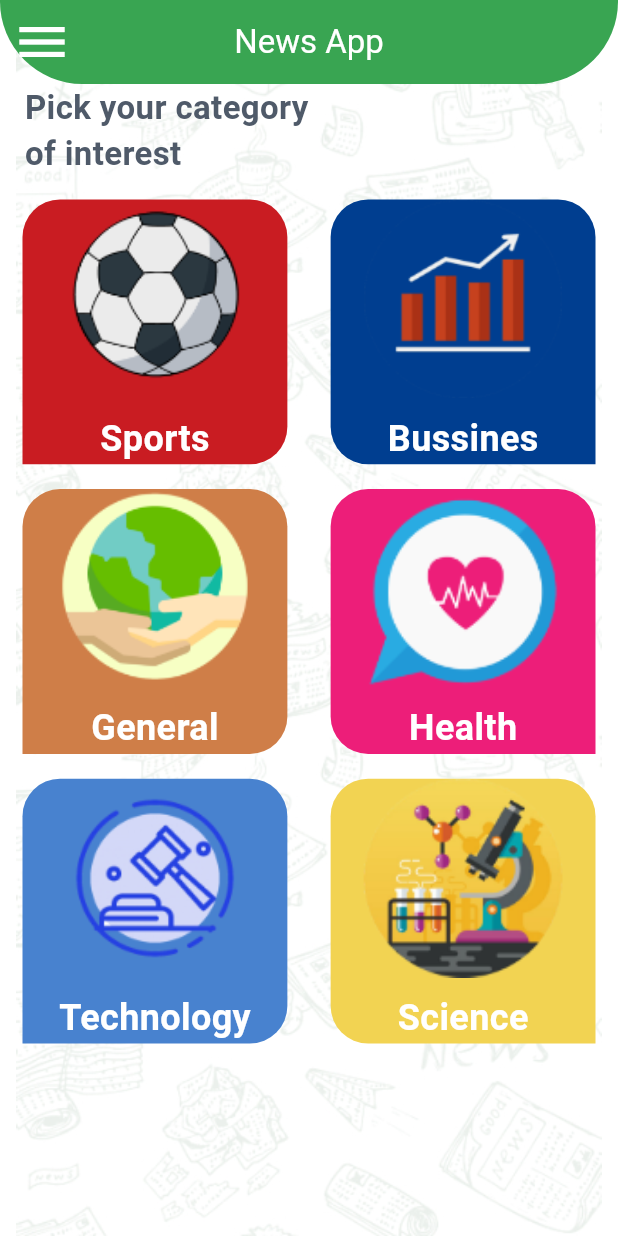
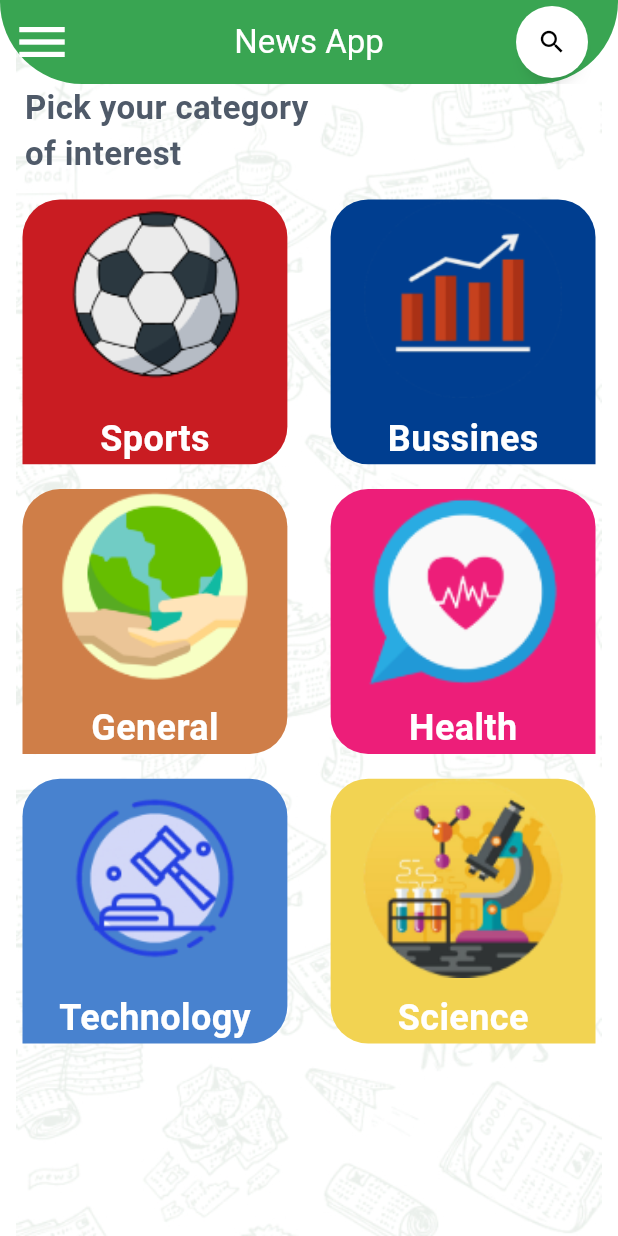
Before and after one commit to ahmedragaae0120/newsapp, a Flutter app: the screen it shows after launch, on a phone screen of 412 x 824 dp. Run offline on Flutter 3.47's test engine with Material 3 defaults, Android fonts, the phone set to English and light mode, and no system bars; drawn by our look-alikes of anim_search_bar; our stand-ins replace cached_network_image.

Commit message:
add animSearchBar widget

```diff
--- a/lib/layout/home/home_screen.dart
+++ b/lib/layout/home/home_screen.dart
@@ -1,16 +1,18 @@
+import 'package:anim_search_bar/anim_search_bar.dart';
 import 'package:flutter/material.dart';
 import 'package:newsapp/layout/home/provider/home_provider.dart';
+import 'package:newsapp/layout/home/widgets/animSearchBar_widget.dart';
 import 'package:newsapp/layout/home/widgets/categories_builder_widget.dart';
 import 'package:newsapp/layout/home/widgets/home_drawer_widget.dart';
 import 'package:provider/provider.dart';
 
 class homeScreen extends StatelessWidget {
   static const String route_name = "homeScreen";
-  const homeScreen({super.key});
-
+  homeScreen({super.key});
   @override
   Widget build(BuildContext context) {
     homeProvider providerhome = Provider.of<homeProvider>(context);
+
     return Container(
       decoration: BoxDecoration(
           image:
@@ -23,6 +25,9 @@ class homeScreen extends StatelessWidget {
                 : providerhome.titleAppbar,
             style: TextStyle(color: Theme.of(context).colorScheme.onPrimary),
           ),
+          actions: [
+            animSearchBarWidget(),
+          ],
         ),
         drawer: homeDrawerWidget(),
         body: providerhome.selectedWidget,
--- /dev/null
+++ b/lib/layout/home/widgets/animSearchBar_widget.dart
@@ -0,0 +1,66 @@
+import 'package:anim_search_bar/anim_search_bar.dart';
+import 'package:flutter/material.dart';
+import 'package:newsapp/layout/home/provider/home_provider.dart';
+import 'package:newsapp/layout/home/widgets/artical_widget.dart';
+import 'package:newsapp/models/news_response/atricle.dart';
+import 'package:newsapp/shared/api/api_manager.dart';
+import 'package:provider/provider.dart';
+
+class animSearchBarWidget extends StatefulWidget {
+  const animSearchBarWidget({super.key});
+
+  @override
+  State<animSearchBarWidget> createState() => _animSearchBarWidgetState();
+}
+
+class _animSearchBarWidgetState extends State<animSearchBarWidget> {
+  @override
+  Widget build(BuildContext context) {
+    homeProvider providerhome = Provider.of<homeProvider>(context);
+    double width = MediaQuery.of(context).size.width;
+    TextEditingController searchController = TextEditingController();
+    return Padding(
+      padding: const EdgeInsets.only(right: 20),
+      child: AnimSearchBar(
+        width: width * 0.82,
+        textController: searchController,
+        onSuffixTap: () {},
+        onSubmitted: (value) {
+          FutureBuilder(
+            future: apiManager.searchNews(searchController.text ?? ""),
+            builder: (context, snapshot) {
+              if (snapshot.connectionState == ConnectionState.waiting) {
+                return Center(child: CircularProgressIndicator.adaptive());
+              } else if (snapshot.hasError ||
+                  snapshot.data?.status == "error") {
+                return Column(
+                  mainAxisAlignment: MainAxisAlignment.center,
+                  children: [
+                    Text(snapshot.data?.message ?? snapshot.error.toString()),
+                    ElevatedButton(
+                        onPressed: () {
+                          setState(() {});
+                        },
+                        child: Text("try again")),
+                  ],
+                );
+              }
+              List<Article>? newsList = snapshot.data?.articles ?? [];
+              return Expanded(
+                child: ListView.builder(
+                  itemBuilder: (context, index) {
+                    return articalWidget(article: newsList[index]);
+                  },
+                  itemCount: newsList.length,
+                ),
+              );
+            },
+          );
+        },
+        closeSearchOnSuffixTap: true,
+        autoFocus: true,
+        boxShadow: true,
+      ),
+    );
+  }
+}
--- a/pubspec.yaml
+++ b/pubspec.yaml
@@ -38,6 +38,7 @@ dependencies:
   provider: ^6.1.2
   http: ^1.2.0
   cached_network_image: ^3.3.1
+  anim_search_bar: ^2.0.3
 
 dev_dependencies:
   flutter_test:
```
Also changed, not shown: lib/shared/api/api_manager.dart (+13 -0 lines), pubspec.lock.
